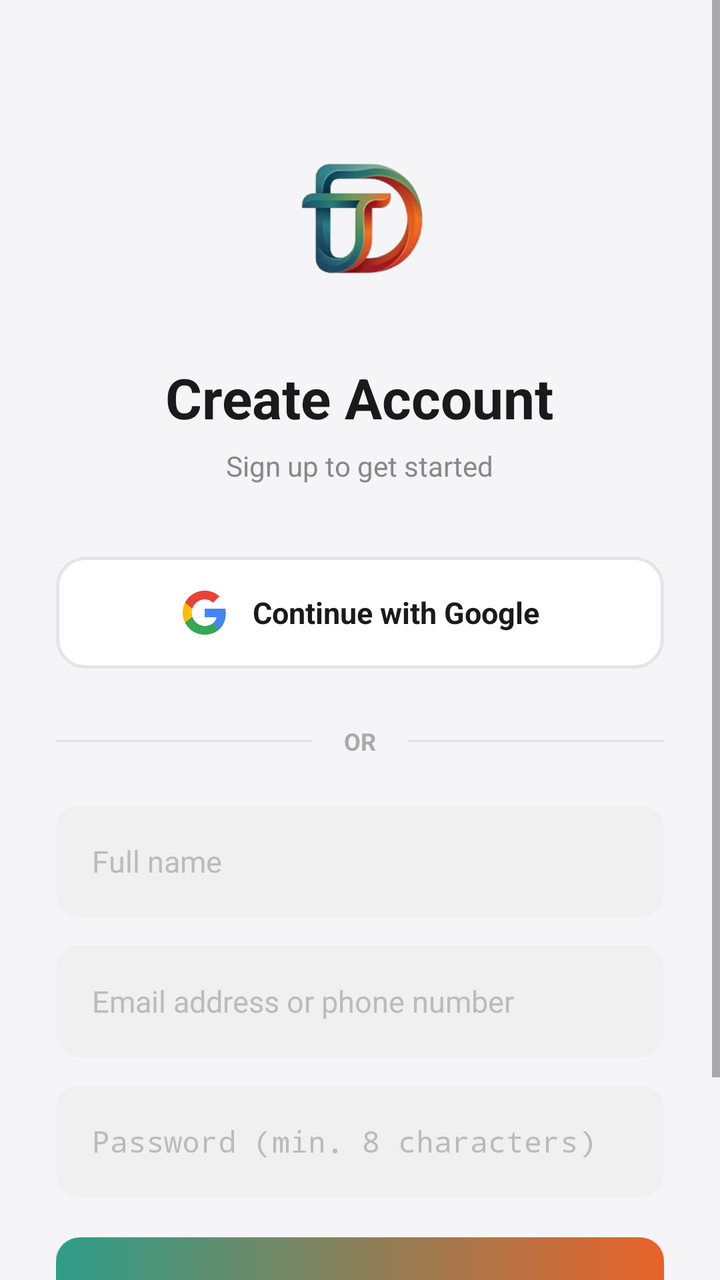
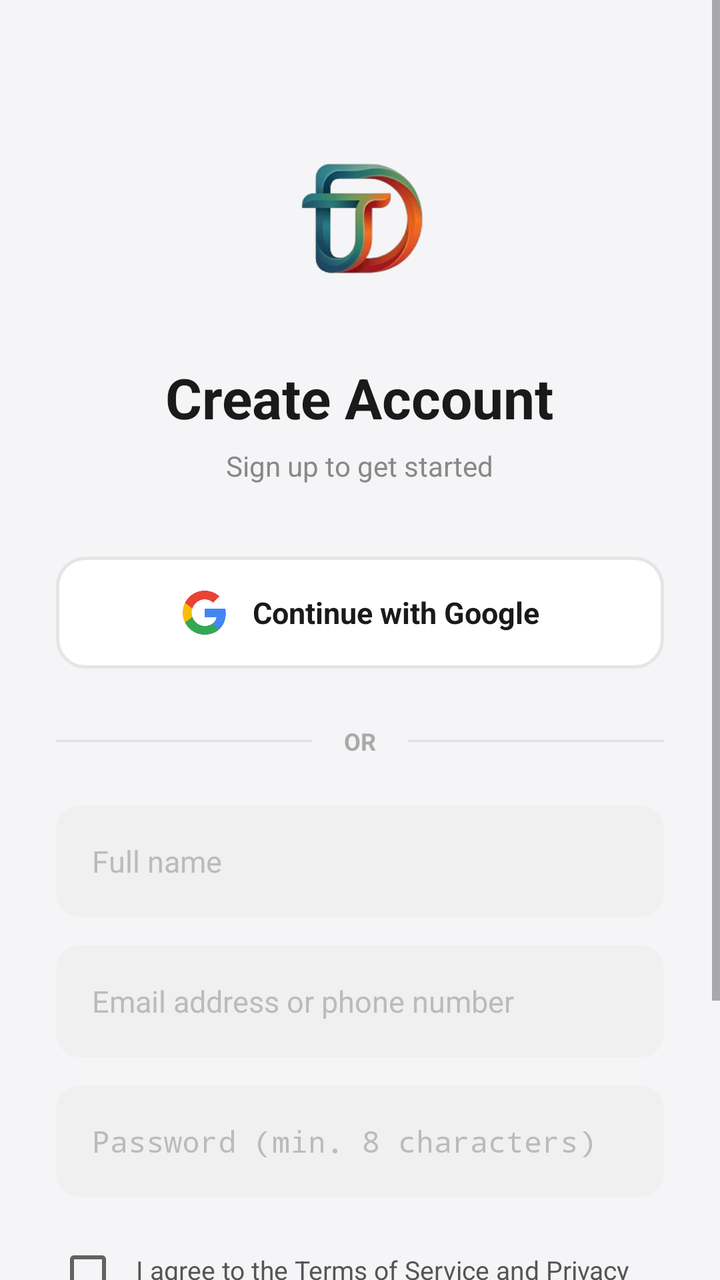

An Android layout rendered at two revisions. The XML below is the earlier revision; the diff shows what the commit changed to produce the second picture.
<!-- AndroidManifest.xml: activity theme Theme.AppCompat.Light.NoActionBar -->
<!-- res/layout/activity_register.xml -->
<?xml version="1.0" encoding="utf-8"?>
<ScrollView
    xmlns:android="http://schemas.android.com/apk/res/android"
    android:layout_width="match_parent"
    android:layout_height="match_parent"
    android:background="#F5F5F7"
    android:fillViewport="true">

    <LinearLayout
        android:layout_width="match_parent"
        android:layout_height="wrap_content"
        android:orientation="vertical"
        android:paddingStart="28dp"
        android:paddingEnd="28dp"
        android:paddingBottom="40dp"
        android:gravity="center_horizontal">

        <View android:layout_width="match_parent" android:layout_height="60dp"/>

        
        <ImageView
            android:layout_width="100dp"
            android:layout_height="100dp"
            android:src="@drawable/logo"
            android:scaleType="fitCenter"
            android:padding="10dp"
            android:layout_marginBottom="20dp"/>

        <TextView
            android:layout_width="wrap_content"
            android:layout_height="wrap_content"
            android:text="Create Account"
            android:textColor="#1a1a1a"
            android:textSize="28sp"
            android:textStyle="bold"
            android:layout_marginBottom="6dp"/>

        <TextView
            android:layout_width="wrap_content"
            android:layout_height="wrap_content"
            android:text="Sign up to get started"
            android:textColor="#888888"
            android:textSize="14sp"
            android:layout_marginBottom="36dp"/>

        
        <LinearLayout
            android:id="@+id/btnGoogle"
            android:layout_width="match_parent"
            android:layout_height="56dp"
            android:background="@drawable/bg_outline_btn"
            android:gravity="center"
            android:orientation="horizontal"
            android:paddingStart="20dp"
            android:paddingEnd="20dp"
            android:layout_marginBottom="28dp">

            <ImageView
                android:layout_width="24dp"
                android:layout_height="24dp"
                android:src="@drawable/ic_google"
                android:layout_marginEnd="12dp"/>

            <TextView
                android:layout_width="wrap_content"
                android:layout_height="wrap_content"
                android:text="Continue with Google"
                android:textColor="#1a1a1a"
                android:textSize="15sp"
                android:textStyle="bold"/>
        </LinearLayout>

        
        <LinearLayout
            android:layout_width="match_parent"
            android:layout_height="wrap_content"
            android:orientation="horizontal"
            android:gravity="center_vertical"
            android:layout_marginBottom="24dp">

            <View
                android:layout_width="0dp"
                android:layout_height="1dp"
                android:layout_weight="1"
                android:background="#E0E0E0"/>

            <TextView
                android:layout_width="wrap_content"
                android:layout_height="wrap_content"
                android:text="OR"
                android:textColor="#aaaaaa"
                android:textSize="12sp"
                android:textStyle="bold"
                android:paddingStart="16dp"
                android:paddingEnd="16dp"/>

            <View
                android:layout_width="0dp"
                android:layout_height="1dp"
                android:layout_weight="1"
                android:background="#E0E0E0"/>
        </LinearLayout>

        
        <EditText
            android:id="@+id/etName"
            android:layout_width="match_parent"
            android:layout_height="56dp"
            android:background="@drawable/bg_input_rounded"
            android:hint="Full name"
            android:textColorHint="#BBBBBB"
            android:textColor="#1a1a1a"
            android:textSize="15sp"
            android:inputType="textPersonName"
            android:paddingStart="18dp"
            android:paddingEnd="18dp"
            android:layout_marginBottom="14dp"/>

        
        <EditText
            android:id="@+id/etEmailOrPhone"
            android:layout_width="match_parent"
            android:layout_height="56dp"
            android:background="@drawable/bg_input_rounded"
            android:hint="Email address or phone number"
            android:textColorHint="#BBBBBB"
            android:textColor="#1a1a1a"
            android:textSize="15sp"
            android:inputType="textEmailAddress"
            android:paddingStart="18dp"
            android:paddingEnd="18dp"
            android:layout_marginBottom="14dp"/>

        
        <EditText
            android:id="@+id/etPassword"
            android:layout_width="match_parent"
            android:layout_height="56dp"
            android:background="@drawable/bg_input_rounded"
            android:hint="Password (min. 8 characters)"
            android:textColorHint="#BBBBBB"
            android:textColor="#1a1a1a"
            android:textSize="15sp"
            android:inputType="textPassword"
            android:paddingStart="18dp"
            android:paddingEnd="18dp"
            android:layout_marginBottom="20dp"/>

        
        <Button
            android:id="@+id/btnRegister"
            android:layout_width="match_parent"
            android:layout_height="56dp"
            android:text="Create Account"
            android:textColor="#ffffff"
            android:textSize="16sp"
            android:textStyle="bold"
            android:background="@drawable/bg_teal_btn"
            android:layout_marginBottom="28dp"/>

        
        <TextView
            android:id="@+id/tvLogin"
            android:layout_width="wrap_content"
            android:layout_height="wrap_content"
            android:text="Already have an account? Sign in"
            android:textColor="#888888"
            android:textSize="13sp"/>

    </LinearLayout>
</ScrollView>
<!-- resources referenced by this layout -->
<resources>
  <!-- drawable bg_input_rounded (drawable) -->
  <?xml version="1.0" encoding="utf-8"?>
  <shape xmlns:android="http://schemas.android.com/apk/res/android"
      android:shape="rectangle">
      <solid android:color="#F0F0F0"/>
      <corners android:radius="12dp"/>
  </shape>
  <!-- drawable bg_outline_btn (drawable) -->
  <?xml version="1.0" encoding="utf-8"?>
  <shape xmlns:android="http://schemas.android.com/apk/res/android"
      android:shape="rectangle">
      <solid android:color="#FFFFFF"/>
      <stroke android:width="1.5dp" android:color="#E5E5E5"/>
      <corners android:radius="14dp"/>
  </shape>
  <!-- drawable bg_teal_btn (drawable) -->
  <?xml version="1.0" encoding="utf-8"?>
  <shape xmlns:android="http://schemas.android.com/apk/res/android"
      android:shape="rectangle">
      <gradient
          android:startColor="#2E9E8A"
          android:endColor="#E8622A"
          android:angle="0"/>
      <corners android:radius="12dp"/>
  </shape>
  <!-- drawable ic_google: png bitmap (drawable, 31597 bytes) -->
  <!-- drawable logo: png bitmap (drawable, 29990 bytes) -->
</resources>

<!-- the commit's change to res/layout/activity_register.xml (unified diff, before → after) -->
@@ -147,6 +147,32 @@
             android:layout_marginBottom="20dp"/>
 
         
+        <LinearLayout
+            android:layout_width="match_parent"
+            android:layout_height="wrap_content"
+            android:orientation="horizontal"
+            android:gravity="center_vertical|top"
+            android:layout_marginBottom="20dp">
+
+            <CheckBox
+                android:id="@+id/cbConsent"
+                android:layout_width="wrap_content"
+                android:layout_height="wrap_content"
+                android:layout_marginEnd="8dp"
+                android:layout_marginTop="2dp"/>
+
+            <TextView
+                android:id="@+id/tvConsent"
+                android:layout_width="0dp"
+                android:layout_height="wrap_content"
+                android:layout_weight="1"
+                android:text="I agree to the Terms of Service and Privacy Policy"
+                android:textColor="#555555"
+                android:textSize="13sp"
+                android:lineSpacingMultiplier="1.3"/>
+        </LinearLayout>
+
+        
         <Button
             android:id="@+id/btnRegister"
             android:layout_width="match_parent"
